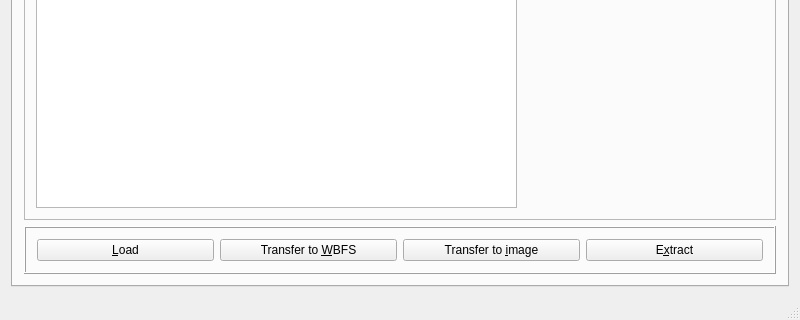
Before: the Qt Designer form resources/ui/wiibafu.ui in evertonstz/wiibafu, drawn with Qt 5; both pictures show x 0 to 800 and y 320 to 640 of the 800 by 640 pixel window.
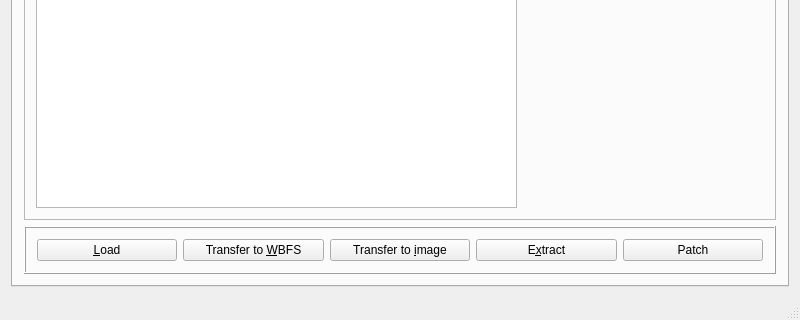
After: the same form once the commit is applied. The open tabs and pages were chosen to show the change. Icons and pictures are not drawn.

Commit message: Patch game while transfer (DVD->WBFS, DVD->image, DVD->extract)

```diff
--- a/resources/ui/wiibafu.ui
+++ b/resources/ui/wiibafu.ui
@@ -253,6 +253,16 @@
              </property>
             </widget>
            </item>
+           <item>
+            <widget class="QPushButton" name="dvdTab_pushButton_Patch">
+             <property name="text">
+              <string>Patch</string>
+             </property>
+             <property name="checkable">
+              <bool>true</bool>
+             </property>
+            </widget>
+           </item>
           </layout>
          </widget>
         </item>
```
The commit also changes 4 other files.
